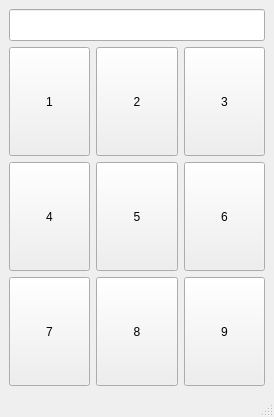
Above: mainwindow.ui from carlosaustriaco/SimpleCalculator before the change. Below: the same form after it.
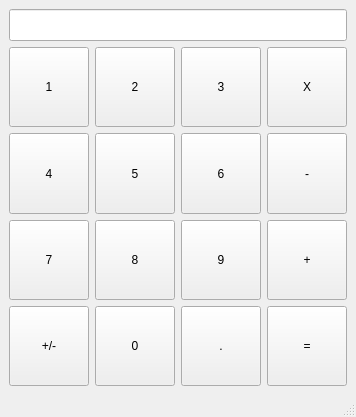
That is the form after the change.

Patch:
```diff
--- a/mainwindow.ui
+++ b/mainwindow.ui
@@ -83,6 +83,19 @@
           </property>
          </widget>
         </item>
+        <item>
+         <widget class="QPushButton" name="btnTimes">
+          <property name="sizePolicy">
+           <sizepolicy hsizetype="Minimum" vsizetype="Minimum">
+            <horstretch>0</horstretch>
+            <verstretch>0</verstretch>
+           </sizepolicy>
+          </property>
+          <property name="text">
+           <string>X</string>
+          </property>
+         </widget>
+        </item>
        </layout>
       </item>
       <item>
@@ -126,6 +139,19 @@
           </property>
          </widget>
         </item>
+        <item>
+         <widget class="QPushButton" name="btnMinus">
+          <property name="sizePolicy">
+           <sizepolicy hsizetype="Minimum" vsizetype="Minimum">
+            <horstretch>0</horstretch>
+            <verstretch>0</verstretch>
+           </sizepolicy>
+          </property>
+          <property name="text">
+           <string>-</string>
+          </property>
+         </widget>
+        </item>
        </layout>
       </item>
       <item>
@@ -169,6 +195,75 @@
           </property>
          </widget>
         </item>
+        <item>
+         <widget class="QPushButton" name="btnPlus">
+          <property name="sizePolicy">
+           <sizepolicy hsizetype="Minimum" vsizetype="Minimum">
+            <horstretch>0</horstretch>
+            <verstretch>0</verstretch>
+           </sizepolicy>
+          </property>
+          <property name="text">
+           <string>+</string>
+          </property>
+         </widget>
+        </item>
+       </layout>
+      </item>
+      <item>
+       <layout class="QHBoxLayout" name="lh4">
+        <item>
+         <widget class="QPushButton" name="btnPlusMinus">
+          <property name="sizePolicy">
+           <sizepolicy hsizetype="Minimum" vsizetype="Minimum">
+            <horstretch>0</horstretch>
+            <verstretch>0</verstretch>
+           </sizepolicy>
+          </property>
+          <property name="text">
+           <string>+/-</string>
+          </property>
+         </widget>
+        </item>
+        <item>
+         <widget class="QPushButton" name="btn0">
+          <property name="sizePolicy">
+           <sizepolicy hsizetype="Minimum" vsizetype="Minimum">
+            <horstretch>0</horstretch>
+            <verstretch>0</verstretch>
+           </sizepolicy>
+          </property>
+          <property name="text">
+           <string>0</string>
+          </property>
+         </widget>
+        </item>
+        <item>
+         <widget class="QPushButton" name="btnDot">
+          <property name="sizePolicy">
+           <sizepolicy hsizetype="Minimum" vsizetype="Minimum">
+            <horstretch>0</horstretch>
+            <verstretch>0</verstretch>
+           </sizepolicy>
+          </property>
+          <property name="text">
+           <string>.</string>
+          </property>
+         </widget>
+        </item>
+        <item>
+         <widget class="QPushButton" name="btnEqual">
+          <property name="sizePolicy">
+           <sizepolicy hsizetype="Minimum" vsizetype="Minimum">
+            <horstretch>0</horstretch>
+            <verstretch>0</verstretch>
+           </sizepolicy>
+          </property>
+          <property name="text">
+           <string>=</string>
+          </property>
+         </widget>
+        </item>
        </layout>
       </item>
      </layout>
```
Left out of the diff: 232 changed lines with no effect on the pictures.
